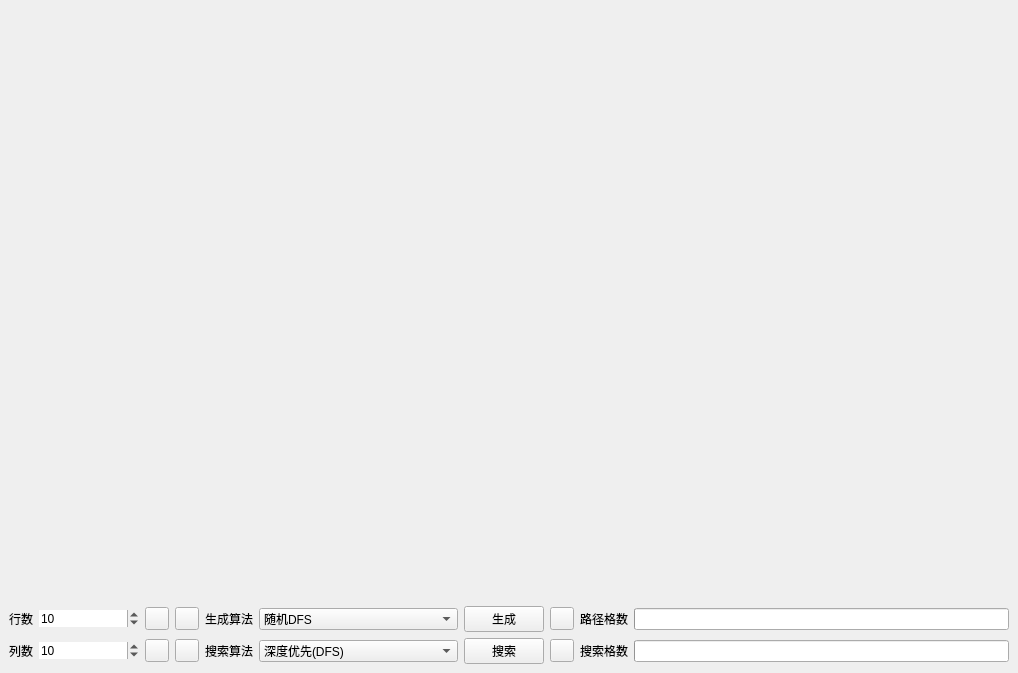
Qt form src/maze_ui.ui (Neo-513/project-qt) before a commit.
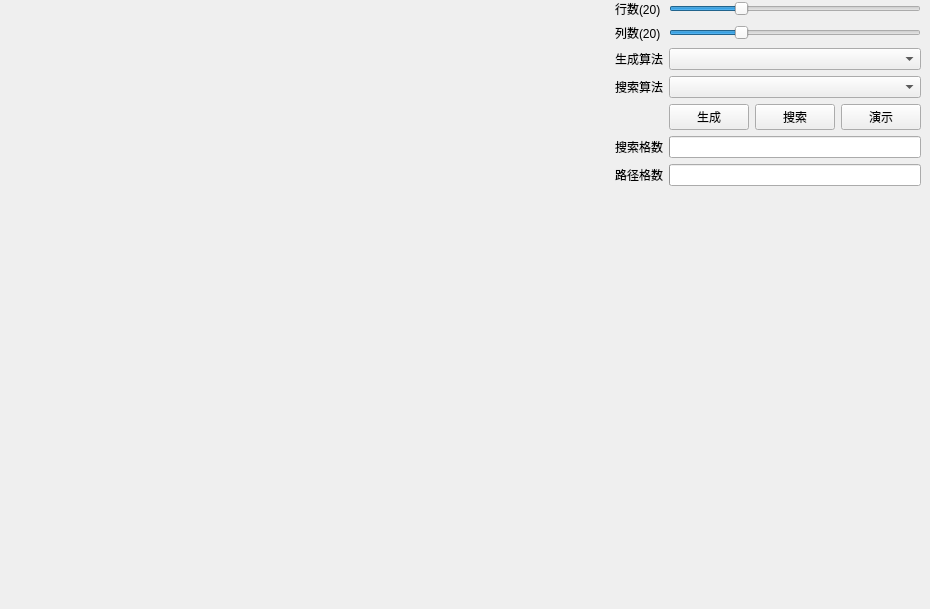
The same form after that commit.

Diff of the .ui file:
```diff
--- a/src/maze_ui.ui
+++ b/src/maze_ui.ui
@@ -6,15 +6,15 @@
    <rect>
     <x>0</x>
     <y>0</y>
-    <width>1018</width>
-    <height>671</height>
+    <width>919</width>
+    <height>609</height>
    </rect>
   </property>
   <property name="windowTitle">
    <string>迷宫</string>
   </property>
   <widget class="QWidget" name="centralwidget">
-   <layout class="QVBoxLayout" name="verticalLayout">
+   <layout class="QHBoxLayout" name="verticalLayout">
     <property name="topMargin">
      <number>0</number>
     </property>
@@ -22,7 +22,7 @@
      <widget class="QFrame" name="frame">
       <property name="minimumSize">
        <size>
-        <width>1000</width>
+        <width>600</width>
         <height>600</height>
        </size>
       </property>
@@ -42,308 +42,170 @@
        <property name="spacing">
         <number>0</number>
        </property>
-       <item row="2" column="0">
-        <spacer name="horizontalSpacer_left">
-         <property name="orientation">
-          <enum>Qt::Orientation::Horizontal</enum>
-         </property>
-         <property name="sizeHint" stdset="0">
-          <size>
-           <width>40</width>
-           <height>20</height>
-          </size>
-         </property>
-        </spacer>
-       </item>
-       <item row="2" column="2">
-        <spacer name="horizontalSpacer_right">
-         <property name="orientation">
-          <enum>Qt::Orientation::Horizontal</enum>
-         </property>
-         <property name="sizeHint" stdset="0">
-          <size>
-           <width>40</width>
-           <height>20</height>
-          </size>
-         </property>
-        </spacer>
-       </item>
-       <item row="2" column="1">
+       <item row="1" column="0">
         <widget class="QLabel" name="label_canvas">
          <property name="focusPolicy">
           <enum>Qt::FocusPolicy::StrongFocus</enum>
          </property>
         </widget>
        </item>
-       <item row="1" column="1">
-        <spacer name="verticalSpacer_top">
-         <property name="orientation">
-          <enum>Qt::Orientation::Vertical</enum>
-         </property>
-         <property name="sizeHint" stdset="0">
-          <size>
-           <width>20</width>
-           <height>40</height>
-          </size>
-         </property>
-        </spacer>
-       </item>
-       <item row="3" column="1">
-        <spacer name="verticalSpacer_bottom">
-         <property name="orientation">
-          <enum>Qt::Orientation::Vertical</enum>
-         </property>
-         <property name="sizeHint" stdset="0">
-          <size>
-           <width>20</width>
-           <height>40</height>
-          </size>
-         </property>
-        </spacer>
-       </item>
       </layout>
      </widget>
     </item>
     <item>
      <layout class="QGridLayout" name="gridLayout">
-      <item row="2" column="8">
-       <widget class="QLabel" name="label_searched">
-        <property name="text">
-         <string>搜索格数</string>
+      <item row="9" column="0">
+       <spacer name="verticalSpacer">
+        <property name="orientation">
+         <enum>Qt::Orientation::Vertical</enum>
         </property>
-       </widget>
-      </item>
-      <item row="2" column="1">
-       <widget class="QSpinBox" name="spinBox_col">
-        <property name="minimumSize">
+        <property name="sizeHint" stdset="0">
          <size>
-          <width>100</width>
-          <height>0</height>
+          <width>20</width>
+          <height>40</height>
          </size>
         </property>
-        <property name="cursor">
-         <cursorShape>PointingHandCursor</cursorShape>
-        </property>
-        <property name="frame">
-         <bool>false</bool>
-        </property>
-        <property name="minimum">
-         <number>5</number>
-        </property>
-        <property name="maximum">
-         <number>100</number>
-        </property>
-        <property name="value">
-         <number>10</number>
-        </property>
-       </widget>
+       </spacer>
       </item>
-      <item row="1" column="7">
-       <widget class="QToolButton" name="toolButton_clear"/>
-      </item>
-      <item row="1" column="5">
-       <widget class="QComboBox" name="comboBox_generate">
-        <property name="cursor">
-         <cursorShape>PointingHandCursor</cursorShape>
+      <item row="0" column="0">
+       <widget class="QLabel" name="label_row">
+        <property name="text">
+         <string>行数(20)</string>
         </property>
-        <item>
-         <property name="text">
-          <string>随机DFS</string>
-         </property>
-        </item>
-        <item>
-         <property name="text">
-          <string>随机Kruskal</string>
-         </property>
-        </item>
-        <item>
-         <property name="text">
-          <string>Prim</string>
-         </property>
-        </item>
-        <item>
-         <property name="text">
-          <string>递归分割</string>
-         </property>
-        </item>
-        <item>
-         <property name="text">
-          <string>不生成新迷宫</string>
-         </property>
-        </item>
        </widget>
       </item>
-      <item row="1" column="8">
-       <widget class="QLabel" name="label_enlightened">
+      <item row="7" column="0">
+       <widget class="QLabel" name="label_found">
         <property name="text">
          <string>路径格数</string>
         </property>
        </widget>
       </item>
-      <item row="1" column="1">
-       <widget class="QSpinBox" name="spinBox_row">
-        <property name="minimumSize">
-         <size>
-          <width>100</width>
-          <height>0</height>
-         </size>
-        </property>
-        <property name="cursor">
-         <cursorShape>PointingHandCursor</cursorShape>
-        </property>
-        <property name="frame">
-         <bool>false</bool>
-        </property>
-        <property name="minimum">
-         <number>5</number>
-        </property>
-        <property name="maximum">
-         <number>60</number>
-        </property>
-        <property name="value">
-         <number>10</number>
-        </property>
-       </widget>
-      </item>
-      <item row="2" column="3">
-       <widget class="QToolButton" name="toolButton_col_max"/>
-      </item>
-      <item row="2" column="0">
+      <item row="1" column="0">
        <widget class="QLabel" name="label_col">
         <property name="text">
-         <string>列数</string>
+         <string>列数(20)</string>
         </property>
        </widget>
       </item>
-      <item row="2" column="4">
+      <item row="3" column="1">
+       <widget class="QComboBox" name="comboBox_search">
+        <property name="cursor">
+         <cursorShape>PointingHandCursor</cursorShape>
+        </property>
+       </widget>
+      </item>
+      <item row="7" column="1">
+       <widget class="QProgressBar" name="progressBar_found">
+        <property name="format">
+         <string>%v</string>
+        </property>
+       </widget>
+      </item>
+      <item row="2" column="1">
+       <widget class="QComboBox" name="comboBox_generate">
+        <property name="cursor">
+         <cursorShape>PointingHandCursor</cursorShape>
+        </property>
+       </widget>
+      </item>
+      <item row="3" column="0">
        <widget class="QLabel" name="label_search">
         <property name="text">
          <string>搜索算法</string>
         </property>
        </widget>
       </item>
-      <item row="2" column="5">
-       <widget class="QComboBox" name="comboBox_search">
+      <item row="4" column="1">
+       <layout class="QHBoxLayout" name="horizontalLayout">
+        <item>
+         <widget class="QPushButton" name="pushButton_generate">
+          <property name="focusPolicy">
+           <enum>Qt::FocusPolicy::NoFocus</enum>
+          </property>
+          <property name="text">
+           <string>生成</string>
+          </property>
+         </widget>
+        </item>
+        <item>
+         <widget class="QPushButton" name="pushButton_search">
+          <property name="focusPolicy">
+           <enum>Qt::FocusPolicy::NoFocus</enum>
+          </property>
+          <property name="text">
+           <string>搜索</string>
+          </property>
+         </widget>
+        </item>
+        <item>
+         <widget class="QPushButton" name="pushButton_replay">
+          <property name="text">
+           <string>演示</string>
+          </property>
+         </widget>
+        </item>
+       </layout>
+      </item>
+      <item row="0" column="1">
+       <widget class="QSlider" name="horizontalSlider_row">
         <property name="cursor">
          <cursorShape>PointingHandCursor</cursorShape>
         </property>
-        <item>
-         <property name="text">
-          <string>深度优先(DFS)</string>
-         </property>
-        </item>
-        <item>
-         <property name="text">
-          <string>广度优先(BFS)</string>
-         </property>
-        </item>
-        <item>
-         <property name="text">
-          <string>深度受限(DLS)</string>
-         </property>
-        </item>
-        <item>
-         <property name="text">
-          <string>迭代加深(IDS)</string>
-         </property>
-        </item>
-        <item>
-         <property name="text">
-          <string>双向搜索(BS)</string>
-         </property>
-        </item>
-        <item>
-         <property name="text">
-          <string>爬山法/贪婪最佳优先搜索(HCS)</string>
-         </property>
-        </item>
-        <item>
-         <property name="text">
-          <string>最佳优先搜索(BFS)</string>
-         </property>
-        </item>
-        <item>
-         <property name="text">
-          <string>集束搜索(BeamS)</string>
-         </property>
-        </item>
-        <item>
-         <property name="text">
-          <string>GBFS</string>
-         </property>
-        </item>
-        <item>
-         <property name="text">
-          <string>统一代价搜索(UCS)</string>
-         </property>
-        </item>
-        <item>
-         <property name="text">
-          <string>A*</string>
-         </property>
-        </item>
+        <property name="minimum">
+         <number>5</number>
+        </property>
+        <property name="maximum">
+         <number>60</number>
+        </property>
+        <property name="value">
+         <number>20</number>
+        </property>
+        <property name="orientation">
+         <enum>Qt::Orientation::Horizontal</enum>
+        </property>
        </widget>
       </item>
-      <item row="1" column="4">
+      <item row="2" column="0">
        <widget class="QLabel" name="label_generate">
         <property name="text">
          <string>生成算法</string>
         </property>
        </widget>
       </item>
-      <item row="2" column="6">
-       <widget class="QPushButton" name="pushButton_search">
-        <property name="focusPolicy">
-         <enum>Qt::FocusPolicy::NoFocus</enum>
+      <item row="1" column="1">
+       <widget class="QSlider" name="horizontalSlider_col">
+        <property name="cursor">
+         <cursorShape>PointingHandCursor</cursorShape>
         </property>
-        <property name="text">
-         <string>搜索</string>
+        <property name="minimum">
+         <number>5</number>
         </property>
-       </widget>
-      </item>
-      <item row="1" column="6">
-       <widget class="QPushButton" name="pushButton_generate">
-        <property name="focusPolicy">
-         <enum>Qt::FocusPolicy::NoFocus</enum>
+        <property name="maximum">
+         <number>60</number>
         </property>
-        <property name="text">
-         <string>生成</string>
+        <property name="value">
+         <number>20</number>
         </property>
+        <property name="orientation">
+         <enum>Qt::Orientation::Horizontal</enum>
+        </property>
        </widget>
       </item>
-      <item row="1" column="2">
-       <widget class="QToolButton" name="toolButton_row_min"/>
-      </item>
-      <item row="1" column="9">
-       <widget class="QProgressBar" name="progressBar_enlightened">
-        <property name="format">
-         <string>%v</string>
+      <item row="6" column="0">
+       <widget class="QLabel" name="label_reached">
+        <property name="text">
+         <string>搜索格数</string>
         </property>
        </widget>
       </item>
-      <item row="2" column="7">
-       <widget class="QToolButton" name="toolButton_replay"/>
-      </item>
-      <item row="2" column="9">
-       <widget class="QProgressBar" name="progressBar_searched">
+      <item row="6" column="1">
+       <widget class="QProgressBar" name="progressBar_reached">
         <property name="format">
          <string>%v</string>
         </property>
        </widget>
       </item>
-      <item row="2" column="2">
-       <widget class="QToolButton" name="toolButton_col_min"/>
-      </item>
-      <item row="1" column="3">
-       <widget class="QToolButton" name="toolButton_row_max"/>
-      </item>
-      <item row="1" column="0">
-       <widget class="QLabel" name="label_row">
-        <property name="text">
-         <string>行数</string>
-        </property>
-       </widget>
-      </item>
      </layout>
     </item>
    </layout>
```
